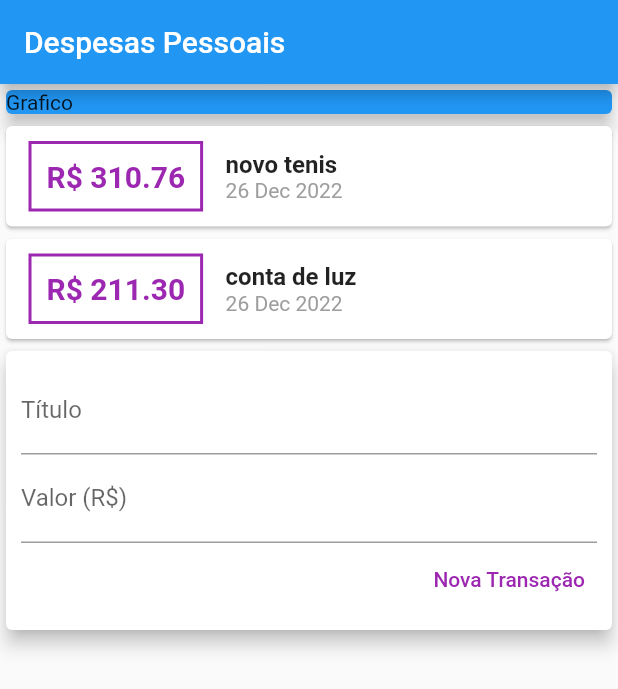
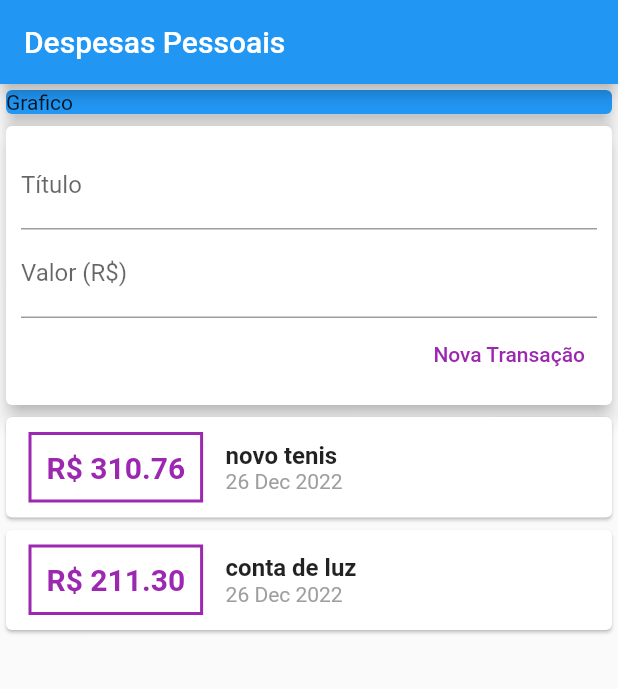
Before and after one commit to ThiagoPereira232/flutter-curso-cod3r, a Flutter app: the screen it shows after launch, after a tap on "Nova Transação", on a phone screen of 412 x 824 dp. Shown: the top 689 px of the screen. Run offline on Flutter 3.47's test engine with Material 2 defaults, Android fonts, the phone set to English and light mode, and no system bars.

Commit message:
teclado numerico, list view

```diff
--- a/curso_flutter/expenses/lib/components/transaction_form.dart
+++ b/curso_flutter/expenses/lib/components/transaction_form.dart
@@ -1,10 +1,21 @@
 import 'package:flutter/material.dart';
 
 class TransactionForm extends StatelessWidget {
-  TransactionForm({super.key});
+  TransactionForm(this.onSubmit, {super.key});
 
   final titleController = TextEditingController();
   final valueController = TextEditingController();
+
+  final void Function(String, double) onSubmit;
+
+  _submitForm() {
+    final title = titleController.text;
+    final value = double.tryParse(valueController.text) ?? 0.0;
+
+    if (title.isEmpty || value <= 0) return;
+
+    onSubmit(title, value);
+  }
 
   @override
   Widget build(BuildContext context) {
@@ -16,12 +27,16 @@ class TransactionForm extends StatelessWidget {
           children: [
             TextField(
               controller: titleController,
+              onSubmitted: (_) => _submitForm(),
               decoration: const InputDecoration(
                 labelText: 'Título',
               ),
             ),
             TextField(
               controller: valueController,
+              keyboardType:
+                  const TextInputType.numberWithOptions(decimal: true),
+              onSubmitted: (_) => _submitForm(),
               decoration: const InputDecoration(
                 labelText: 'Valor (R\$)',
               ),
@@ -30,10 +45,7 @@ class TransactionForm extends StatelessWidget {
               mainAxisAlignment: MainAxisAlignment.end,
               children: [
                 TextButton(
-                  onPressed: () {
-                    print(titleController.text);
-                    print(valueController.text);
-                  },
+                  onPressed: _submitForm,
                   style: TextButton.styleFrom(foregroundColor: Colors.purple),
                   child: const Text('Nova Transação'),
                 ),
--- a/curso_flutter/expenses/lib/components/transaction_list.dart
+++ b/curso_flutter/expenses/lib/components/transaction_list.dart
@@ -9,8 +9,13 @@ class TransactionList extends StatelessWidget {
 
   @override
   Widget build(BuildContext context) {
-    return Column(
-      children: transactions.map((tr) {
+    return SizedBox(
+      height: 300,
+      child: ListView.builder(
+        itemCount: transactions.length,
+        itemBuilder: (ctx, index) {
+          final tr = transactions[index];
+
           return Card(
             child: Row(
               children: [
@@ -56,7 +61,8 @@ class TransactionList extends StatelessWidget {
               ],
             ),
           );
-      }).toList(),
+        },
+      ),
     );
   }
 }
--- a/curso_flutter/expenses/lib/main.dart
+++ b/curso_flutter/expenses/lib/main.dart
@@ -23,7 +23,8 @@ class MyHomePage extends StatelessWidget {
       appBar: AppBar(
         title: const Text("Despesas Pessoais"),
       ),
-      body: Column(
+      body: SingleChildScrollView(
+        child: Column(
           crossAxisAlignment: CrossAxisAlignment.stretch,
           children: const [
             Card(
@@ -34,6 +35,7 @@ class MyHomePage extends StatelessWidget {
             TransactionUser(),
           ],
         ),
+      ),
     );
   }
 }
```
Also changed, not shown: curso_flutter/expenses/lib/components/transaction_user.dart (+16 -1 lines). Lines whose indentation alone changed are shown as unchanged.
